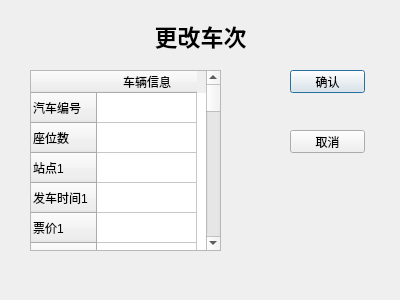
The window that Client/Administrator/Administrator/changecoach.ui (ticketgroup/qichedinggpiao) describes before a commit, drawn with Qt 5.
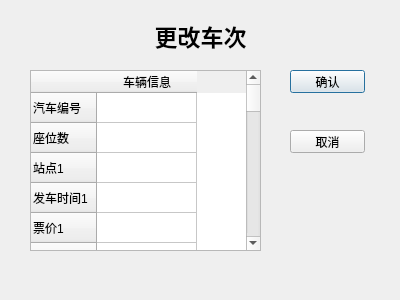
The same window after the commit.

The edit to the form file:
```diff
--- a/Client/Administrator/Administrator/changecoach.ui
+++ b/Client/Administrator/Administrator/changecoach.ui
@@ -41,7 +41,7 @@
     <rect>
      <x>30</x>
      <y>70</y>
-     <width>191</width>
+     <width>231</width>
      <height>181</height>
     </rect>
    </property>
```
